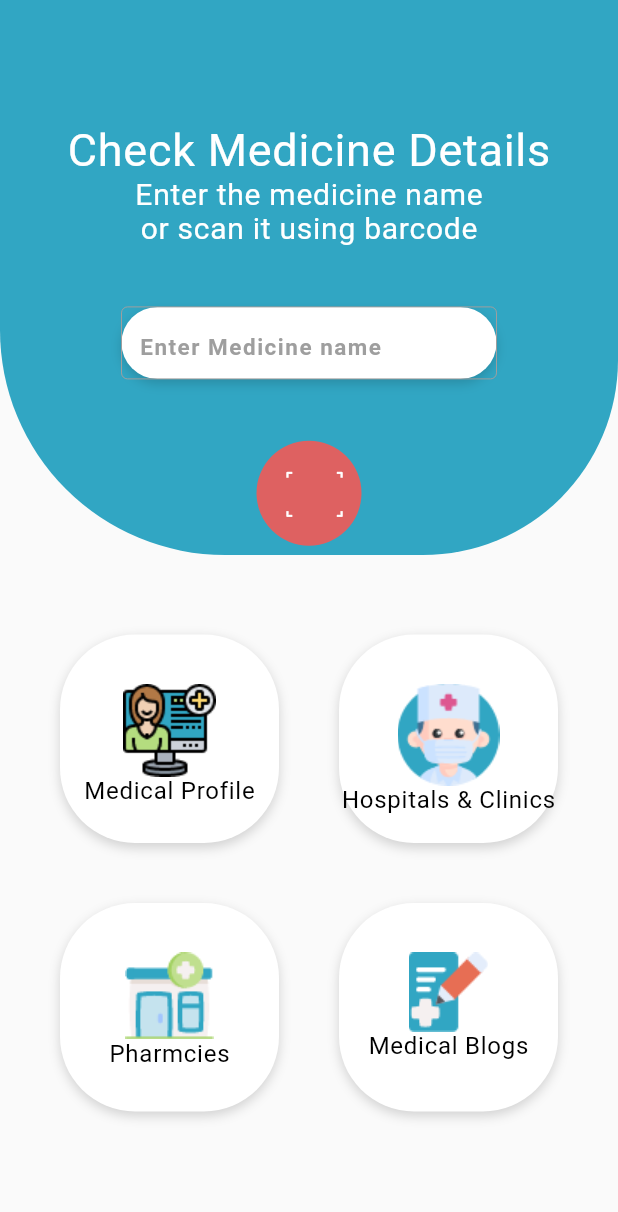
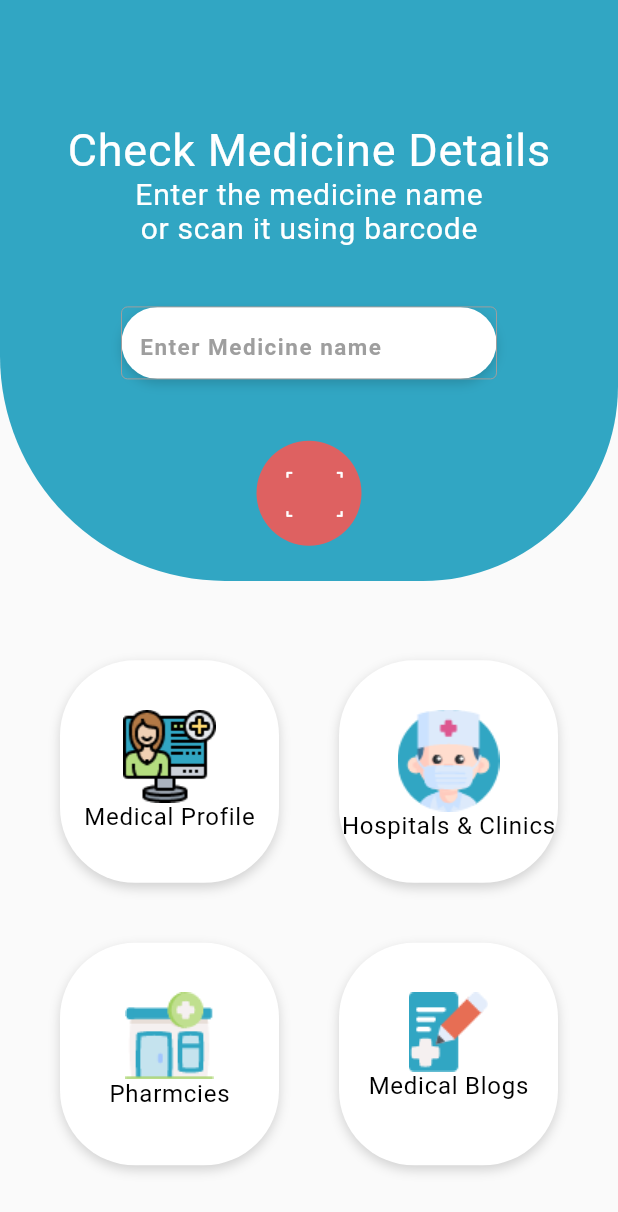
Before and after one commit to beroabraam12/Premedic, a Flutter app: the HomePage screen opened directly, on a phone screen of 412 x 824 dp. Shown: the top 1212 px of the screen. Run offline on Flutter 3.47's test engine with Material 2 defaults, Android fonts, the phone set to English and light mode, and no system bars; our stand-ins replace flutter_signin_button, rating_bar.

Commit message:
home page

```diff
--- a/lib/pages/home.dart
+++ b/lib/pages/home.dart
@@ -2,6 +2,7 @@ import 'package:flutter/material.dart';
 import 'package:premedic/components/customIcons/custom_icon_icons.dart';
 
 class HomePage extends StatefulWidget {
+
   static final routeName = '/';
   @override
   _HomePageState createState() => _HomePageState();
@@ -16,8 +17,8 @@ class _HomePageState extends State<HomePage> {
       body: ListView(
         children: <Widget>[
           Container(
-            height: 370.00,
-            width: 375.00,
+           height: mediaQuery.size.height * 0.47,
+            width: mediaQuery.size.width,
             decoration: BoxDecoration(
               color: Color(0xff31a6c3),
               borderRadius: BorderRadius.only(
@@ -133,7 +134,7 @@ class _HomePageState extends State<HomePage> {
                 Padding(
                   padding: const EdgeInsets.all(20.0),
                   child: Container(
-                    height: 139.00,
+                   height: mediaQuery.size.height * 0.18,
                     width: 146.00,
                     decoration: BoxDecoration(
                       color: Color(0xffffffff),
@@ -172,7 +173,7 @@ class _HomePageState extends State<HomePage> {
                 Padding(
                   padding: const EdgeInsets.all(20.0),
                   child: Container(
-                    height: 139.00,
+                    height: mediaQuery.size.height * 0.18,
                     width: 146.00,
                     decoration: BoxDecoration(
                       color: Color(0xffffffff),
@@ -219,7 +220,7 @@ class _HomePageState extends State<HomePage> {
                 Padding(
                   padding: const EdgeInsets.all(20.0),
                   child: Container(
-                    height: 139.00,
+                    height: mediaQuery.size.height * 0.18,
                     width: 146.00,
                     decoration: BoxDecoration(
                       color: Color(0xffffffff),
@@ -257,7 +258,7 @@ class _HomePageState extends State<HomePage> {
                 Padding(
                   padding: const EdgeInsets.all(20.0),
                   child: Container(
-                    height: 139.00,
+                     height: mediaQuery.size.height * 0.18,
                     width: 146.00,
                     decoration: BoxDecoration(
                       color: Color(0xffffffff),
--- a/lib/pages/patient.dart
+++ b/lib/pages/patient.dart
@@ -1,7 +1,7 @@
 import 'package:flutter/material.dart';
 
 class PatientPage extends StatefulWidget {
-  static final routeName = '/w';
+  static final routeName = '/';
   @override
   _PatientPageState createState() => _PatientPageState();
 }
@@ -15,8 +15,8 @@ class _PatientPageState extends State<PatientPage> {
       body: ListView(
         children: <Widget>[
           Container(
-            height: 368.00,
-            width: 375.00,
+           height: mediaQuery.size.height * 0.20,
+            width: mediaQuery.size.width,
             decoration: BoxDecoration(
               color: Color(0xff31a6c3),
               borderRadius: BorderRadius.only(
```
